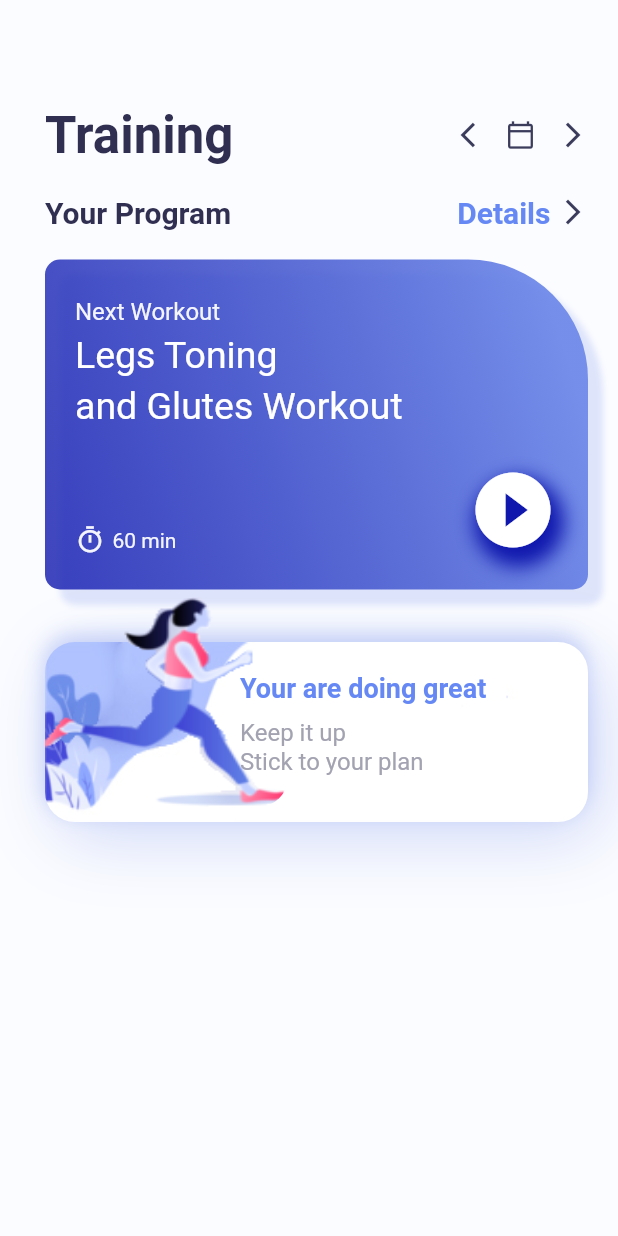
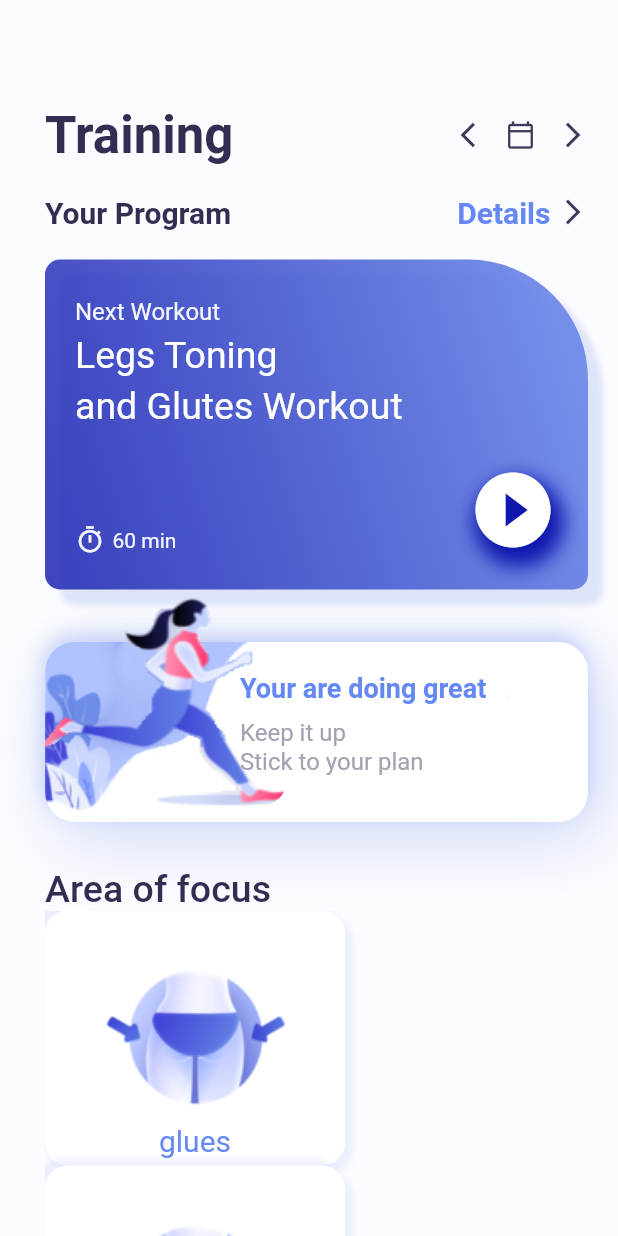
Before and after one commit to hamzasiddiqui97/fitnessApp, a Flutter app: the screen it shows after launch, on a phone screen of 412 x 824 dp. Run offline on Flutter 3.47's test engine with Material 2 defaults, Android fonts, the phone set to English and light mode, and no system bars.

Commit message:
second commit

```diff
--- a/json/info.json
+++ b/json/info.json
@@ -0,0 +1,30 @@
+[
+    {
+      "title": "Glutes",
+      "img": "assets/ex1.png"
+    },
+    {
+      "title": "Abs",
+      "img": "assets/ex2.png"
+    },
+    {
+      "title": "Legs",
+      "img": "assets/ex3.png"
+    },
+    {
+      "title": "Arms",
+      "img": "assets/ex4.png"
+    },
+    {
+      "title": "Legs",
+      "img": "assets/ex3.png"
+    },
+    {
+      "title": "Arms",
+      "img": "assets/ex4.png"
+    },
+    {
+      "title": "Arms",
+      "img": "assets/ex4.png"
+    }
+  ]
--- a/lib/home_page.dart
+++ b/lib/home_page.dart
@@ -242,6 +242,67 @@ class HomePage extends StatelessWidget {
                 ],
               ),
             ),
+            Row(
+              children: [
+                Text(
+                  'Area of focus',
+                  style: TextStyle(
+                    fontSize: 25,
+                    color: color.AppColor.homePageTitle,
+                    fontWeight: FontWeight.w500,
+                  ),
+                  textAlign: TextAlign.center,
+                ),
+              ],
+            ),
+            Expanded(
+              child: ListView.builder(
+                  itemCount: 4,
+                  itemBuilder: ((_, i) {
+                    return Row(
+                      children: [
+                        Container(
+                          padding: const EdgeInsets.only(bottom: 5),
+                          height: 170,
+                          width: 200,
+                          decoration: BoxDecoration(
+                            color: Colors.white,
+                            boxShadow: [
+                              BoxShadow(
+                                blurRadius: 3,
+                                offset: const Offset(5, 5),
+                                color: color.AppColor.gradientSecond
+                                    .withOpacity(0.1),
+                              ),
+                              BoxShadow(
+                                blurRadius: 3,
+                                offset: const Offset(-5, -5),
+                                color: color.AppColor.gradientSecond
+                                    .withOpacity(0.1),
+                              ),
+                            ],
+                            borderRadius: BorderRadius.circular(15),
+                            image: const DecorationImage(
+                              image: AssetImage('assets/ex1.png'),
+                            ),
+                          ),
+                          child: Center(
+                            child: Align(
+                              alignment: Alignment.bottomCenter,
+                              child: Text(
+                                'glues',
+                                style: TextStyle(
+                                  fontSize: 20,
+                                  color: color.AppColor.homePageDetail,
+                                ),
+                              ),
+                            ),
+                          ),
+                        ),
+                      ],
+                    );
+                  })),
+            ),
           ],
         ),
       ),
```
